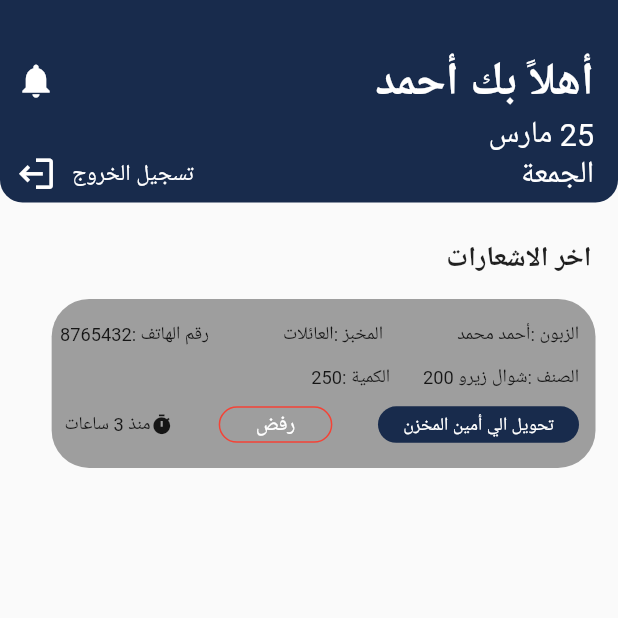
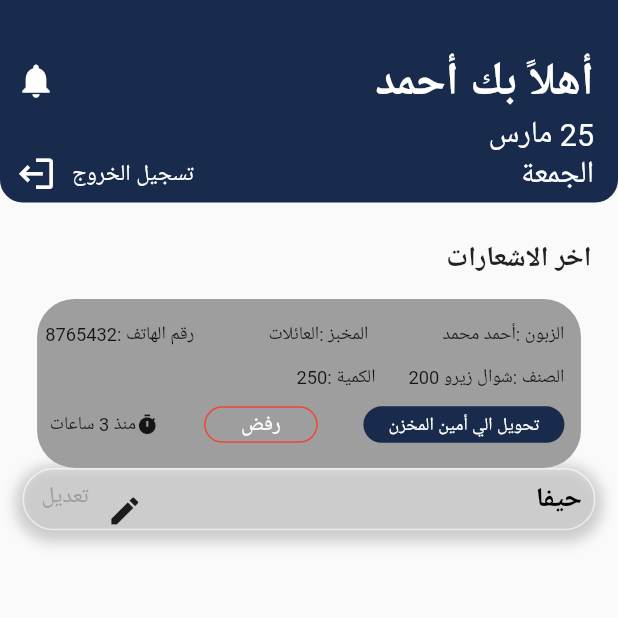
Before and after one commit to AhmadMAbuGhali/agc_conpany, a Flutter app: the HomeAccountant screen opened directly, on a phone screen of 412 x 824 dp, the top half of it. Run offline on Flutter 3.47's test engine with Material 2 defaults, Android fonts, the phone set to English and light mode, and no system bars; our stand-ins replace curved_navigation_bar, flutter_screenutil, get, google_fonts; missing offline and left inert: splash_screen_view.

Commit message:
add proudect compounant

```diff
--- /dev/null
+++ b/lib/componant/accountant_add_category.dart
@@ -0,0 +1,61 @@
+import 'package:flutter/material.dart';
+import 'package:flutter_screenutil/flutter_screenutil.dart';
+
+import '../themes/themes.dart';
+
+class AccountantAddCategory extends StatelessWidget {
+  const AccountantAddCategory({
+    Key? key,
+    required this.label,
+    required this.onTap,
+
+  }) : super(key: key);
+
+  final String label;
+  final Function() onTap;
+
+
+  @override
+  Widget build(BuildContext context) {
+    return GestureDetector(
+      onTap: onTap,
+      child: Container(
+
+        width: double.infinity,
+        height: 41.h,
+        decoration: BoxDecoration(
+            borderRadius: BorderRadius.circular(25),
+            color: Colors.transparent,
+            boxShadow:  [
+        BoxShadow(
+        color: Colors.grey.withOpacity(0.5),
+        spreadRadius: 5,
+        blurRadius: 7,
+        offset: Offset(0, 3), // changes position of shadow
+      ),
+      ],
+            border: Border.all(
+              color: Colors.white60,
+              width: 1,
+            )),
+        child: Padding(
+          padding: const EdgeInsets.all(8.0),
+          child: Row(
+
+            crossAxisAlignment: CrossAxisAlignment.start,
+
+            children: [
+              Text(label,style: titleStyle ,),
+            Spacer(),
+            IconButton(onPressed: onTap, icon: Icon(Icons.edit)),
+             const Text("تعديل " , style: TextStyle(
+               color: Colors.grey
+             ),)
+            ],
+
+          ),
+        )
+      ),
+    );
+  }
+}
--- a/lib/componant/accountant_notification.dart
+++ b/lib/componant/accountant_notification.dart
@@ -1,7 +1,5 @@
 import 'package:agc_conpany/componant/accountant_button_reject.dart';
 import 'package:agc_conpany/componant/accountant_button_trans.dart';
-import 'package:agc_conpany/componant/primarybutton.dart';
-import 'package:agc_conpany/componant/sacandarybutton.dart';
 import 'package:flutter/material.dart';
 import 'package:flutter_screenutil/flutter_screenutil.dart';
 
--- a/lib/ui/company_member/accountant/home.dart
+++ b/lib/ui/company_member/accountant/home.dart
@@ -1,4 +1,5 @@
 import 'dart:math' as math;
+import 'package:agc_conpany/componant/accountant_add_category.dart';
 import 'package:agc_conpany/componant/accountant_notification.dart';
 import 'package:agc_conpany/ui/registration/login.dart';
 import 'package:flutter/cupertino.dart';
@@ -170,7 +171,12 @@ class HomeAccountant extends StatelessWidget {
             // ),
             Padding(
               padding: EdgeInsets.all(15),
-              child: AccountantNotification(),
+              child: Column(
+                children: [
+                  AccountantNotification(),
+                  AccountantAddCategory(label: "حيفا", onTap: (){})
+                ],
+              ),
             )
           ],
         ),
```
